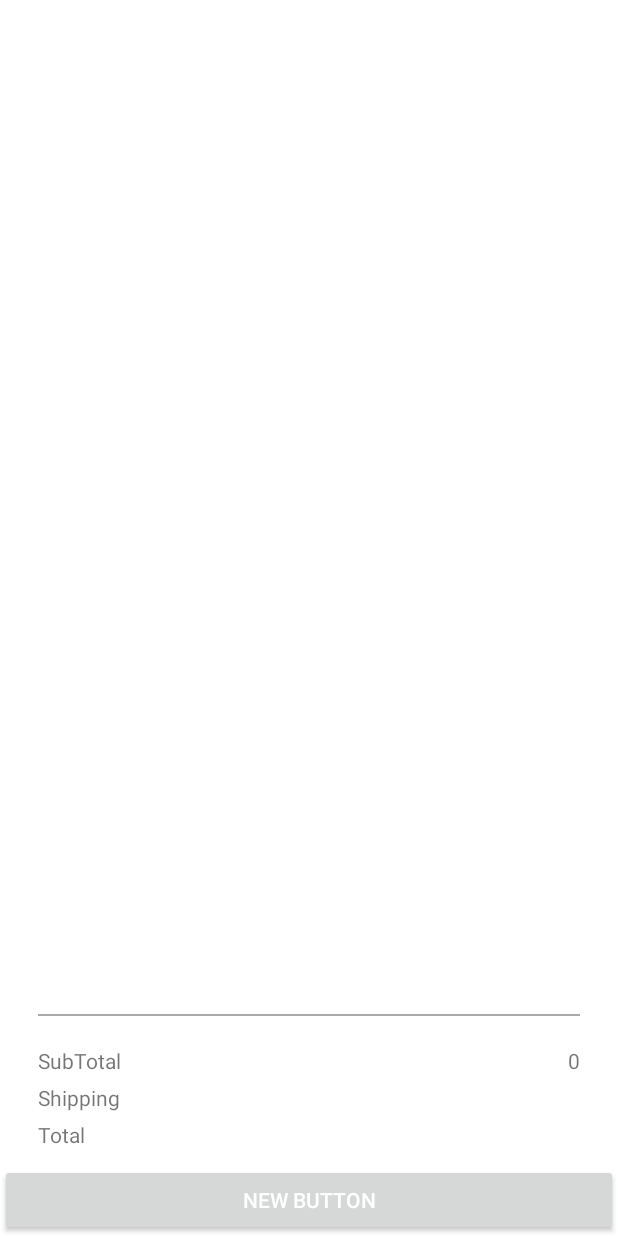
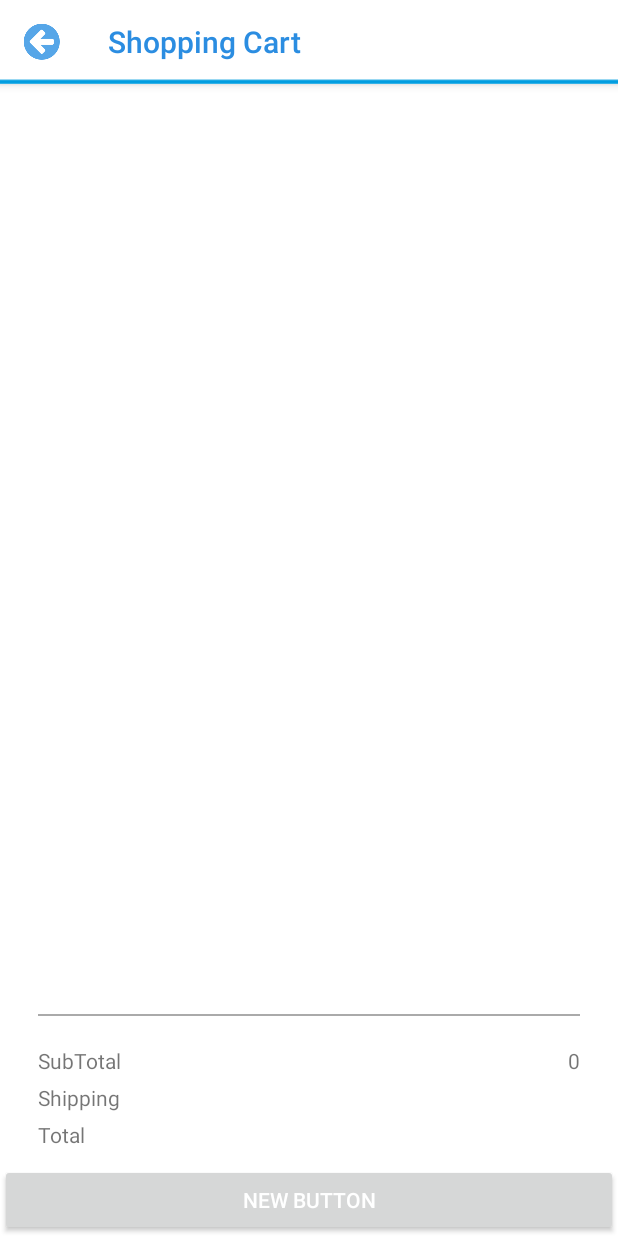
Before and after one commit to Gasperan/androidawesome, an Android app: the DetailsActivity screen opened directly, with no data from a screen before it, after a tap on "Refresh", on a phone screen of 412 x 824 dp. Run offline under Robolectric (Android 15) with nearby library versions, the phone set to English and light mode, and no system bars; 3 statements that could not run were skipped.

Commit message:
añadida barra

```diff
--- a/app/src/main/java/nisum/com/parispilot/DetailsActivity.java
+++ b/app/src/main/java/nisum/com/parispilot/DetailsActivity.java
@@ -85,7 +85,6 @@ public class DetailsActivity extends AppCompatActivity {
         if (id == R.id.action_refresh) {
             Intent i= new Intent(DetailsActivity.this,ShoppingBagActivity.class);
             startActivity(i);
-            finish();
             return true;
         }
 
--- a/app/src/main/java/nisum/com/parispilot/MainActivity.java
+++ b/app/src/main/java/nisum/com/parispilot/MainActivity.java
@@ -185,7 +185,6 @@ public class MainActivity extends AppCompatActivity {
         if (id == R.id.action_refresh) {
             Intent i= new Intent(MainActivity.this,ShoppingBagActivity.class);
             startActivity(i);
-            finish();
             return true;
         }
 
--- a/app/src/main/java/nisum/com/parispilot/ShoppingBagActivity.java
+++ b/app/src/main/java/nisum/com/parispilot/ShoppingBagActivity.java
@@ -3,9 +3,11 @@ package nisum.com.parispilot;
 import android.content.Context;
 import android.content.Intent;
 import android.content.SharedPreferences;
+import android.graphics.Color;
 import android.os.Looper;
 import android.support.v7.app.AppCompatActivity;
 import android.os.Bundle;
+import android.support.v7.widget.Toolbar;
 import android.view.InputQueue;
 import android.widget.ListView;
 import android.os.Handler;
@@ -33,6 +35,15 @@ public class ShoppingBagActivity extends AppCompatActivity implements OnItemClic
         super.onCreate(savedInstanceState);
         setContentView(R.layout.activity_shopping_bag);
         t = (TextView) findViewById(R.id.totalEdit);
+
+        Toolbar toolbar = (Toolbar) findViewById(R.id.toolbar);
+        setSupportActionBar(toolbar);
+        setTitle("Shopping Cart");
+        setTitleColor(Color.parseColor("#2B8DE1"));
+
+        getSupportActionBar().setDisplayShowHomeEnabled(true);
+        getSupportActionBar().setDisplayHomeAsUpEnabled(true);
+        getSupportActionBar().setHomeAsUpIndicator(R.drawable.backarrow);
 
         mSharedPreferences = getSharedPreferences(PREFS_FILE, Context.MODE_PRIVATE);
         mEditor = mSharedPreferences.edit();
@@ -78,4 +89,11 @@ public class ShoppingBagActivity extends AppCompatActivity implements OnItemClic
         System.out.println("pico");
         t.setText(price+"");
     }
+
+
+    @Override
+    public boolean onSupportNavigateUp(){
+        finish();
+        return true;
+    }
 }
--- a/app/src/main/res/layout/activity_shopping_bag.xml
+++ b/app/src/main/res/layout/activity_shopping_bag.xml
@@ -1,8 +1,26 @@
 <?xml version="1.0" encoding="utf-8"?>
 <RelativeLayout xmlns:android="http://schemas.android.com/apk/res/android"
+    xmlns:app="http://schemas.android.com/apk/res-auto"
     android:layout_width="match_parent"
     android:background="#FFFFFF"
     android:layout_height="match_parent">
+
+    <android.support.design.widget.AppBarLayout
+        android:id="@+id/appbar"
+        android:layout_width="match_parent"
+        android:layout_height="wrap_content"
+        android:theme="@style/ThemeOverlay.AppCompat.Dark.ActionBar">
+
+        <android.support.v7.widget.Toolbar
+            android:id="@+id/toolbar"
+            android:layout_width="match_parent"
+            android:layout_height="?attr/actionBarSize"
+            android:background="@drawable/bar"
+            app:titleTextColor="@color/colorPrimary"
+            app:layout_scrollFlags="scroll|enterAlways"
+            app:popupTheme="@style/ThemeOverlay.AppCompat.Light" />
+
+    </android.support.design.widget.AppBarLayout>
 
     <ListView
         android:layout_width="match_parent"
@@ -11,7 +29,8 @@
         android:layout_gravity="center_horizontal"
         android:layout_weight="0.99"
         android:divider="@null"
-        android:dividerHeight="0dp"/>
+        android:dividerHeight="0dp"
+        android:layout_below="@+id/appbar" />
     <Button
         android:layout_width="fill_parent"
         android:layout_height="wrap_content"
```
